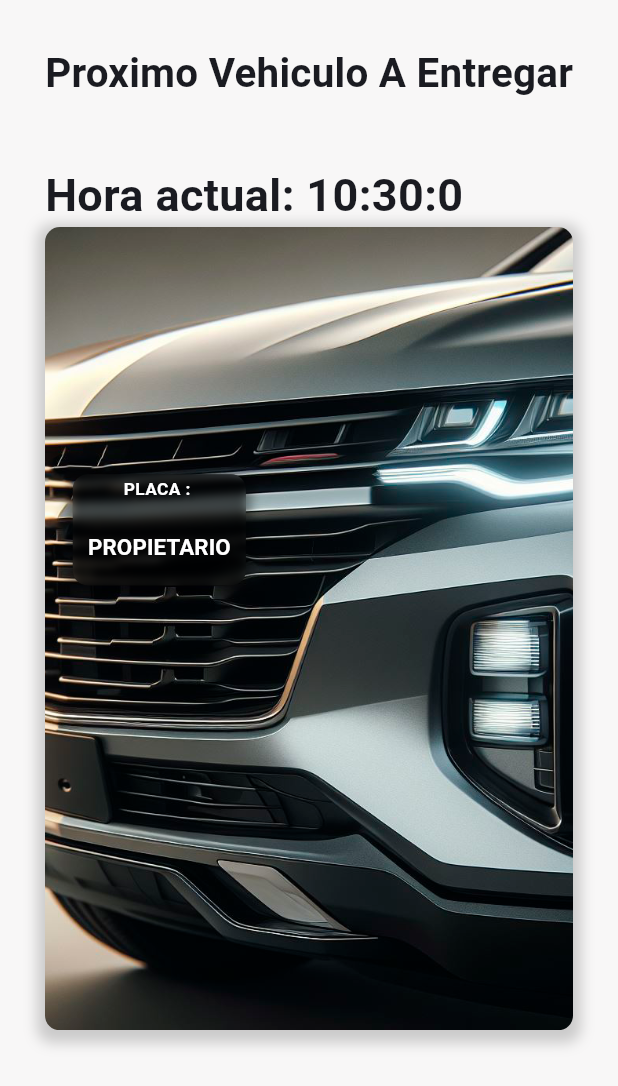
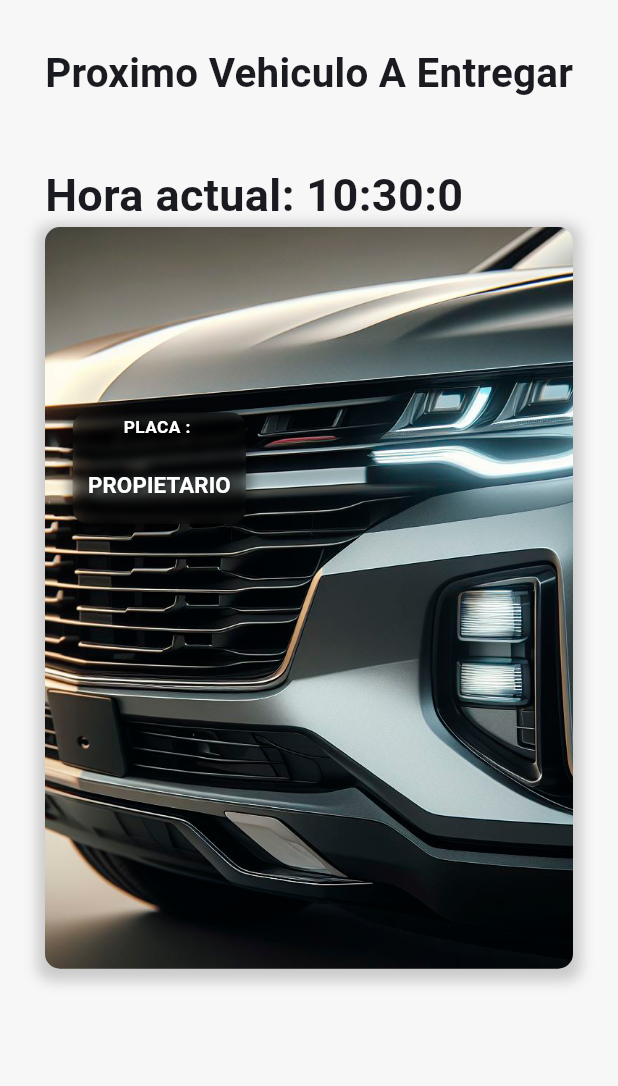
Before and after one commit to cesarcortes12/info_screen, a Flutter app: the _CardInfo2 widget shown alone on an empty page, opened directly with empty values, on a phone screen of 412 x 824 dp. Shown: the top 1086 px of the screen. Run offline on Flutter 3.47's test engine with Material 3 defaults, Android fonts, the phone set to English and light mode, and no system bars; our stand-ins replace bloc, flutter_bloc, flutter_svg, formz, go_router, jwt_decoder and 1 more; missing offline and left inert: jwt_decode; accounts and stored records are empty; Roboto replaces fonts that are missing (Poppins).

Commit message:
arreglar errores de widgets

```diff
--- a/lib/config/constants/enviroments.dart
+++ b/lib/config/constants/enviroments.dart
@@ -3,9 +3,9 @@ import 'package:flutter/foundation.dart' show kIsWeb;
 
 class Environment {
   static String apiUrl = kIsWeb
-      ? 'http://dmspruebas01.eastus2.cloudapp.azure.com:8084/api'
+      ? 'http://azure01hn.eastus2.cloudapp.azure.com:8070/api'
       : Platform.isAndroid
-          ? 'http://dmspruebas01.eastus2.cloudapp.azure.com:8084/api'
+          ? 'http://azure01hn.eastus2.cloudapp.azure.com:8070/api'
           : 'http://localhost:7161';
   static String socketUrl = kIsWeb
       ? 'http://158.69.125.70:8080'
--- a/lib/features/car_management/presentation/screens/info_screen.dart
+++ b/lib/features/car_management/presentation/screens/info_screen.dart
@@ -344,7 +344,7 @@ class _CardInfo2 extends StatelessWidget {
           Stack(children: [
             Container(
               width: size.width > 1035 ? size.width * 1 : size.width * 1,
-              height: size.height * 0.65,
+              height: size.height * 0.60,
               decoration: BoxDecoration(
                 boxShadow: [
                   BoxShadow(
@@ -364,7 +364,7 @@ class _CardInfo2 extends StatelessWidget {
             ),
             Positioned(
               left: size.width * 0.045,
-              top: size.height * 0.20,
+              top: size.height * 0.15,
               child: Container(
                 width: size.width * 0.28,
                 height: size.width * 0.18,
@@ -428,7 +428,6 @@ class _CardInfo2 extends StatelessWidget {
                             ),
                             Container(
                               margin: EdgeInsets.symmetric(horizontal: 10),
-                              child: Expanded(
                               child: Text(
                                 textAlign: TextAlign.center,
                                 '${carOrderService.name}',
@@ -445,7 +444,6 @@ class _CardInfo2 extends StatelessWidget {
                                       color: Color.fromARGB(128, 0, 0, 0),
                                     ),
                                   ],
-                                  ),
                                 ),
                               ),
                             ),
--- a/lib/features/car_management/presentation/screens/workshop_list_screen.dart
+++ b/lib/features/car_management/presentation/screens/workshop_list_screen.dart
@@ -112,8 +112,7 @@ class _WarehouseCardState extends State<WarehouseCard> {
               child: Row(
                 mainAxisAlignment: MainAxisAlignment.spaceBetween,
                 children: [
-                  Center(
-                    child: Flexible(
+                  Expanded(
                     child: Column(
                       crossAxisAlignment: CrossAxisAlignment.start,
                       children: [
@@ -138,7 +137,6 @@ class _WarehouseCardState extends State<WarehouseCard> {
                                 //color: Colors.white
                                 )),
                       ],
-                      ),
                     ),
                   ),
                   Padding(
```
Lines whose indentation alone changed are shown as unchanged.
